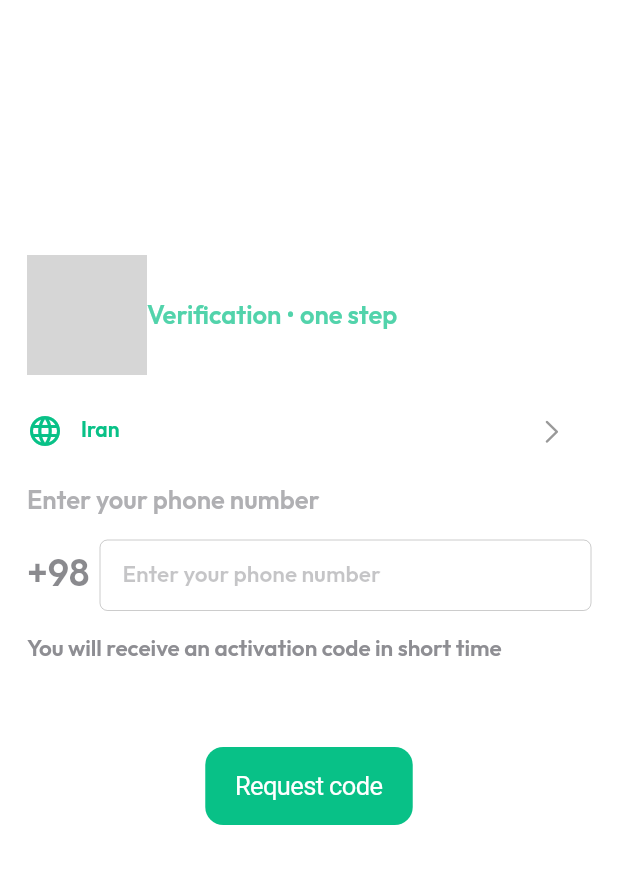
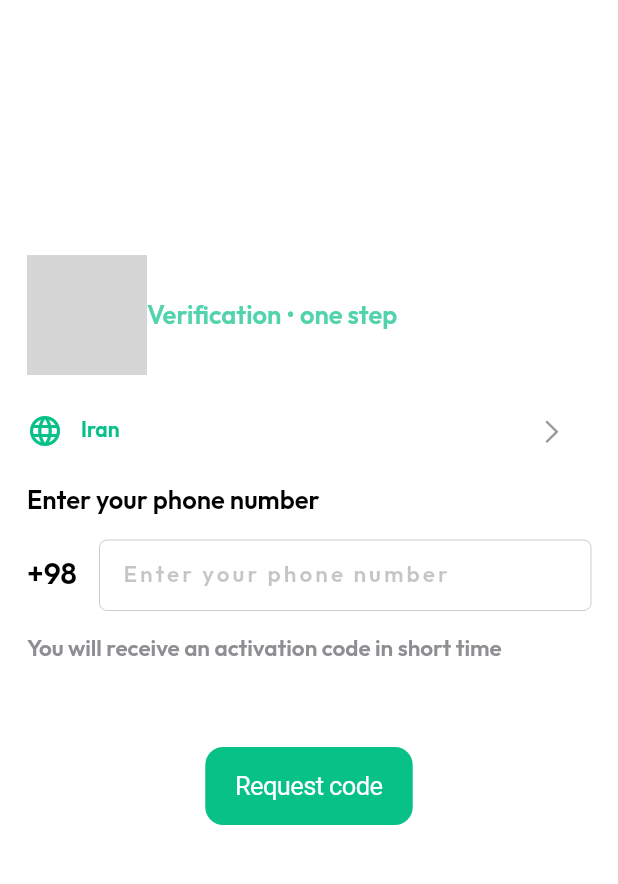
Before and after one commit to behnambagi/bagiChat, a Flutter app: the screen it shows after launch, on a phone screen of 412 x 824 dp, the part 48-932 px from its top. Run offline on Flutter 3.47's test engine with Material 2 defaults, Android fonts, the phone set to English and light mode, and no system bars; our stand-ins replace animate_do, auto_size_text, carousel_slider, cloud_firestore, dartz, equatable and 18 more; missing offline and left inert: cloud_firestore_web, cloud_functions_web, connectivity_plus_web, cupertino_list_tile, firebase_auth_web, firebase_core_web and 8 more; accounts and stored records are empty; generated files the repository leaves out were written again; grey boxes are pictures that could not be loaded.

Commit message:
Redesign of the login page

```diff
--- a/lib/features/auth/presentation/pages/edit_number_screen.dart
+++ b/lib/features/auth/presentation/pages/edit_number_screen.dart
@@ -4,7 +4,6 @@ import 'package:bagi_chat/features/auth/presentation/pages/verify_number_screen.
 import 'package:bagi_chat/features/settings/presentation/widgets/ios_list_tile.dart';
 import 'package:flutter/cupertino.dart';
 import 'package:flutter/material.dart';
-
 import '../../../../core/images/images.dart';
 
 class EditNumberScreen extends StatefulWidget {
@@ -44,37 +43,37 @@ class _EditNumberScreenState extends State<EditNumberScreen> {
                             shape: BoxShape.rectangle,
                             borderRadius: BorderRadius.circular(30),
                             color: CupertinoColors.white),
-                        child: const ShowMedia(
-                          Images.whatsapp,
-                          width: 80, height: 80)),
-                    Text("Verification • one step",
-                        style: AppTheme.titleStyle)
+                        child: const ShowMedia(Images.whatsapp,
+                            width: 80, height: 80)),
+                    Text("Verification • one step", style: AppTheme.titleStyle)
                   ],
                 ),
                 IosListTile(
                   noPadding: true,
                   onTap: () async {
-                    dataResult = await Navigator.push(context,
-                        CupertinoPageRoute(builder: (context) => const SelectCountryScreen()));
+                    dataResult = await Navigator.push(
+                        context,
+                        CupertinoPageRoute(
+                            builder: (context) => const SelectCountryScreen()));
                     setState(() {
                       if (dataResult != null) data = dataResult!;
                     });
                   },
                   leading: const Icon(Icons.language),
-                  title:Text(data['name'], style: const TextStyle(color: Color(0xFF08C187))
-                  ),
+                  title: Text(data['name'],
+                      style: const TextStyle(color: Color(0xFF08C187))),
                 ),
                 SizedBox(
                   width: double.infinity,
                   child: Text("Enter your phone number",
-                      style: AppTheme.inputTextStyle),
+                      style: AppTheme.titleStyle.copyWith(color: Colors.black)),
                 ),
                 Row(
                   children: [
                     Text(data['code'],
                         style: const TextStyle(
-                            fontSize: 25, color: CupertinoColors.secondaryLabel)),
-                    const SizedBox(width: 7),
+                            fontSize: 20, color: CupertinoColors.black)),
+                    const SizedBox(width: 15),
                     Expanded(
                       child: CupertinoTextField(
                         placeholder: "Enter your phone number",
@@ -82,15 +81,21 @@ class _EditNumberScreenState extends State<EditNumberScreen> {
                         padding: const EdgeInsets.all(15),
                         keyboardType: TextInputType.number,
                         style: const TextStyle(
-                            fontSize: 15, color: CupertinoColors.secondaryLabel),
+                            letterSpacing: 2,
+                            fontSize: 15,
+                            color: CupertinoColors.black),
                       ),
                     )
                   ],
                 ),
                 const SizedBox(
                   width: double.infinity,
-                  child: Text("You will receive an activation code in short time",
-                      style: TextStyle(color: CupertinoColors.systemGrey, fontSize: 15)),
+                  child:
+                      Text("You will receive an activation code in short time",
+                          style: TextStyle(
+                            color: CupertinoColors.systemGrey,
+                            fontSize: 15,
+                          )),
                 ),
                 Padding(
                   padding: const EdgeInsets.symmetric(vertical: 40),
--- a/lib/features/auth/presentation/pages/select_country_screen.dart
+++ b/lib/features/auth/presentation/pages/select_country_screen.dart
@@ -41,7 +41,11 @@ class _SelectCountryScreenState extends State<SelectCountryScreen> {
             largeTitle: Text("Select Country"),
             previousPageTitle: "Edit Number",
           ),
+          const SliverToBoxAdapter(child: SizedBox(height: 20,),),
           SliverToBoxAdapter(
+            child: Container(
+              height: 40,
+              padding: const EdgeInsets.symmetric(horizontal: 10.0),
               child: CupertinoSearchTextField(
                 onChanged: (value) {
                   setState(() {
@@ -49,6 +53,7 @@ class _SelectCountryScreenState extends State<SelectCountryScreen> {
                   });
                 },
                 controller: _searchController,
+              ),
             ),
           ),
 
@@ -60,6 +65,7 @@ class _SelectCountryScreenState extends State<SelectCountryScreen> {
                 .toLowerCase()
                 .contains(searchValue.toLowerCase()))
                 .map((e) => CupertinoListTile(
+              contentPadding: const EdgeInsets.symmetric(horizontal: 15),
               onTap: () {
                 print(e['name']);
                 Navigator.pop(context,
--- a/lib/features/auth/presentation/pages/user_name_screen.dart
+++ b/lib/features/auth/presentation/pages/user_name_screen.dart
@@ -57,7 +57,7 @@ class _UserNameScreenState extends State<UserNameScreen> {
                   ),
                 ),
               ),
-              onPressed: () => userState.fromCamera()),
+              onPressed: () => userState.fromCamera(context)),
           const Text("Enter your name"),
           Padding(
             padding: const EdgeInsets.symmetric(vertical: 15, horizontal: 55),
```
Also changed, not shown: pubspec.lock. Lines whose indentation alone changed are shown as unchanged.
